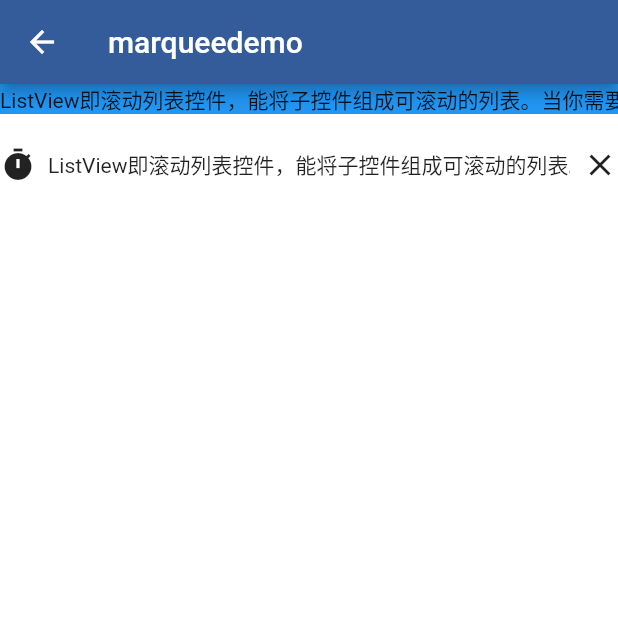
After one commit to hello-coder-xu/dant, a Flutter app: the MarqueeDemo screen opened directly, on a phone screen of 412 x 824 dp, the top half of it. The commit adds this screen. Run offline on Flutter 3.47's test engine with Material 2 defaults, Android fonts, the phone set to English and light mode, and no system bars; our stand-ins replace flutter_screenutil.

Commit message:
完成跑马灯效果

```diff
--- a/fant_example/lib/view/home_page.dart
+++ b/fant_example/lib/view/home_page.dart
@@ -3,6 +3,7 @@ import 'package:example/view/badge.dart';
 import 'package:example/view/bottomsheet.dart';
 import 'package:example/view/button.dart';
 import 'package:example/view/dialog.dart';
+import 'package:example/view/marquee.dart';
 import 'package:example/view/number.dart';
 import 'package:example/view/swipe.dart';
 import 'package:example/view/theme.dart';
@@ -27,6 +28,7 @@ class HomePageState extends State<HomePage> {
     HomeBean(name: 'bottomsheet', page: BottomSheetDemo()),
     HomeBean(name: 'number', page: NumberDemo()),
     HomeBean(name: 'swipedemo', page: SwipeDemo()),
+    HomeBean(name: 'marqueedemo', page: MarqueeDemo()),
   ];
 
   @override
--- /dev/null
+++ b/fant_example/lib/view/marquee.dart
@@ -0,0 +1,46 @@
+import 'package:fant/fant.dart';
+import 'package:flutter/material.dart';
+
+class MarqueeDemo extends StatefulWidget {
+  @override
+  MarqueeDemoState createState() => new MarqueeDemoState();
+}
+
+class MarqueeDemoState extends State<MarqueeDemo> {
+  @override
+  void initState() {
+    super.initState();
+  }
+
+  @override
+  Widget build(BuildContext context) {
+    return Scaffold(
+      appBar: AppBar(
+        title: Text('marqueedemo'),
+      ),
+      body: Center(
+        child: Column(
+          children: <Widget>[
+            Container(
+              height: 20,
+              color: Colors.blue,
+              alignment: Alignment.center,
+              child: FMarquee(
+                text: 'ListView即滚动列表控件，能将子控件组成可滚动的列表。当你需要排列的子控件超出容器大小',
+              ),
+            ),
+            SizedBox(height: 16),
+            Container(
+              alignment: Alignment.center,
+              child: FNotice(
+                text: 'ListView即滚动列表控件，能将子控件组成可滚动的列表。当你需要排列的子控件超出容器大小',
+                leading: Icon(Icons.timer),
+                trailing: Icon(Icons.clear),
+              ),
+            ),
+          ],
+        ),
+      ),
+    );
+  }
+}
--- a/lib/fant.dart
+++ b/lib/fant.dart
@@ -10,3 +10,5 @@ export 'package:fant/divider/index.dart';
 export 'package:fant/bottomsheet/index.dart';
 export 'package:fant/number/index.dart';
 export 'package:fant/swipe/index.dart';
+export 'package:fant/marquee/index.dart';
+export 'package:fant/notice/index.dart';
--- /dev/null
+++ b/lib/marquee/index.dart
@@ -0,0 +1,111 @@
+import 'dart:async';
+
+import 'package:flutter/material.dart';
+
+class FMarquee extends StatefulWidget {
+  final String text;
+  final TextStyle textStyle;
+  final Axis scrollAxis;
+  final double ratioOfBlankToScreen;
+
+  FMarquee({
+    @required this.text,
+    this.textStyle,
+    this.scrollAxis: Axis.horizontal,
+    this.ratioOfBlankToScreen: 0.25,
+  }) : assert(text != null);
+
+  @override
+  FMarqueeState createState() => new FMarqueeState();
+}
+
+class FMarqueeState extends State<FMarquee> with SingleTickerProviderStateMixin {
+  ScrollController scrollController;
+  double blankWidth;
+  double blankHeight;
+  double position = 0.0;
+  Timer timer;
+  final double _moveDistance = 3.0;
+  int duration = 100;
+  GlobalKey _key = GlobalKey();
+
+  @override
+  void initState() {
+    super.initState();
+    scrollController = new ScrollController();
+    WidgetsBinding.instance.addPostFrameCallback((callback) {
+      startTimer();
+    });
+  }
+
+  void startTimer() {
+    double widgetWidth = _key.currentContext.findRenderObject().paintBounds.size.width;
+    double widgetHeight = _key.currentContext.findRenderObject().paintBounds.size.height;
+
+    timer = Timer.periodic(new Duration(milliseconds: duration), (timer) {
+      double maxScrollExtent = scrollController.position.maxScrollExtent;
+      double pixels = scrollController.position.pixels;
+      //当animateTo的距离大于最大滑动距离时，则要返回第一个child的特定位置，让末尾正好处于最右侧，然后继续滚动，造成跑马灯的假象
+      if (pixels + _moveDistance >= maxScrollExtent) {
+        if (widget.scrollAxis == Axis.horizontal) {
+          //maxScrollExtent是可滑动的最大距离，不可滑动的距离并不计算在内（即ListView的控件宽度），maxScrollExtent + widgetWidth才是children的真正宽度
+          //(maxScrollExtent+widgetWidth-blankWidth)/2 可计算出一个TextView控件的长度，然后再减去widgetWidth。计算出第一个child偏移到最右侧所需要的偏移量
+          //当animateTo滑动到末尾，但是距末尾还有一段距离，jumpTo的时候要将这段距离考虑进去 pixels-maxScrollExtent
+          //原始计算公式 (maxScrollExtent+widgetWidth-blankWidth)/2 -widgetWidth + pixels- maxScrollExtent，下面的计算公式是经过简化的
+          position = (maxScrollExtent - blankWidth - widgetWidth) / 2 + pixels - maxScrollExtent;
+        } else {
+          position = (maxScrollExtent - blankHeight - widgetHeight) / 2 + pixels - maxScrollExtent;
+        }
+        scrollController.jumpTo(position);
+      }
+      position += _moveDistance;
+      scrollController.animateTo(position, duration: new Duration(milliseconds: duration), curve: Curves.linear);
+    });
+  }
+
+  @override
+  void didChangeDependencies() {
+    super.didChangeDependencies();
+    double screenWidth = MediaQuery.of(context).size.width;
+    double screenHeight = MediaQuery.of(context).size.height;
+    blankWidth = screenWidth * widget.ratioOfBlankToScreen;
+    blankHeight = screenHeight * widget.ratioOfBlankToScreen;
+  }
+
+  Widget getBothEndsChild() {
+    if (widget.scrollAxis == Axis.vertical) {
+      String newString = widget.text.split("").join("\n");
+      return Center(child: Text(newString, style: widget.textStyle, textAlign: TextAlign.center));
+    }
+    return Center(child: Text(widget.text, style: widget.textStyle));
+  }
+
+  Widget getCenterChild() {
+    if (widget.scrollAxis == Axis.horizontal) {
+      return Container(width: blankWidth);
+    } else {
+      return Container(height: blankHeight);
+    }
+  }
+
+  @override
+  Widget build(BuildContext context) {
+    return ListView(
+      key: _key,
+      scrollDirection: widget.scrollAxis,
+      controller: scrollController,
+      physics: NeverScrollableScrollPhysics(),
+      children: <Widget>[
+        getBothEndsChild(),
+        getCenterChild(),
+        getBothEndsChild(),
+      ],
+    );
+  }
+
+  @override
+  void dispose() {
+    super.dispose();
+    timer.cancel();
+  }
+}
--- /dev/null
+++ b/lib/notice/index.dart
@@ -0,0 +1,45 @@
+import 'package:fant/fant.dart';
+import 'package:flutter/material.dart';
+
+class FNotice extends StatelessWidget {
+  final Widget leading;
+  final Widget trailing;
+  final String text;
+  final double height;
+  final TextStyle textStyle;
+  final Color bgColor;
+  final double space;
+
+  FNotice({
+    this.leading,
+    this.trailing,
+    this.text,
+    this.textStyle,
+    this.bgColor,
+    this.height = 36,
+    this.space = 8,
+  }) : assert(text != null);
+
+  @override
+  Widget build(BuildContext context) {
+    List<Widget> children = [];
+
+    if (leading != null) {
+      children.add(leading);
+      children.add(SizedBox(width: space));
+    }
+
+    children.add(Expanded(child: FMarquee(text: text, textStyle: textStyle)));
+
+    if (trailing != null) {
+      children.add(SizedBox(width: space));
+      children.add(trailing);
+    }
+
+    return Container(
+      height: height,
+      decoration: BoxDecoration(color: bgColor),
+      child: Row(children: children, mainAxisSize: MainAxisSize.max),
+    );
+  }
+}
```
